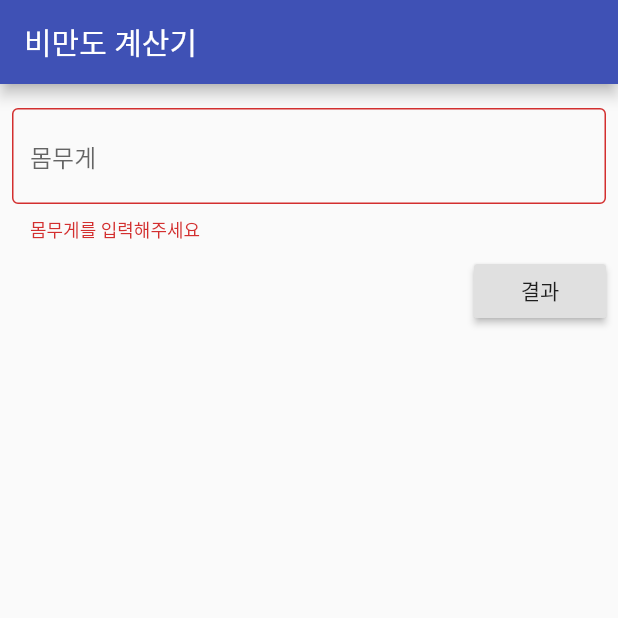
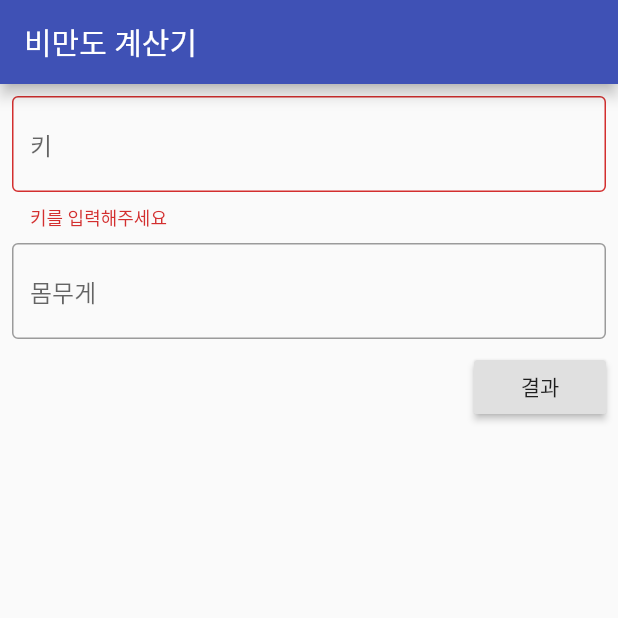
Before and after one commit to FlutterStudyKorea/bmi-calculator, a Flutter app: the screen it shows after launch, after a tap on "결과", on a phone screen of 412 x 824 dp, the top half of it. Run offline on Flutter 3.47's test engine with Material 2 defaults, Android fonts, the phone set to English and light mode, and no system bars.

Commit message:
formvalidationWidger 추가

```diff
--- /dev/null
+++ b/lib/form_validation_widget.dart
@@ -0,0 +1,37 @@
+import 'package:flutter/material.dart';
+import 'package:flutter/services.dart';
+
+class FormValidationWidget extends StatefulWidget {
+  final GlobalKey<FormState> formKey;
+  final TextEditingController heightController;
+  final String warningMsg;
+  final String hintMag;
+
+  FormValidationWidget({this.formKey, this.heightController, this.warningMsg, this.hintMag});
+
+  _FormValidationWidgetState createState() => _FormValidationWidgetState();
+}
+
+class _FormValidationWidgetState extends State<FormValidationWidget> {
+  @override
+  Widget build(BuildContext context) {
+    return Form(
+      key: widget.formKey,
+      child: TextFormField(
+        validator: (value) {
+          if (value.isEmpty) {
+            return widget.warningMsg;
+          }
+          return null;
+        },
+        controller: widget.heightController,
+        decoration: InputDecoration(
+            hintText: widget.hintMag, border: OutlineInputBorder()),
+        keyboardType: TextInputType.number,
+        inputFormatters: <TextInputFormatter>[
+          WhitelistingTextInputFormatter.digitsOnly
+        ],
+      ),
+    );
+  }
+}
--- a/lib/screen/input_screen.dart
+++ b/lib/screen/input_screen.dart
@@ -1,6 +1,6 @@
+import 'package:bmi_calculator/form_validation_widget.dart';
 import 'package:bmi_calculator/screen/result_screen.dart';
 import 'package:flutter/material.dart';
-import 'package:flutter/services.dart';
 
 class InputScreen extends StatefulWidget {
   final String title;
@@ -15,54 +15,26 @@ class _InputScreenState extends State<InputScreen> {
   final weightController = TextEditingController();
 
   final _formKey = GlobalKey<FormState>();
-
+  final _formKey2 = GlobalKey<FormState>();
   @override
   Widget build(BuildContext context) {
     return Container(
       padding: EdgeInsets.all(8.0),
       child: Column(
         children: <Widget>[
-          Form(
-            key: _formKey,
-            child: TextFormField(
-              validator: (value) {
-                if (value.isEmpty) {
-                  return '키를 입력해주세요';
-                }
-                return null;
-              },
-              controller: heightController,
-              decoration:
-                  InputDecoration(hintText: '키', border: OutlineInputBorder()),
-              keyboardType: TextInputType.number,
-              inputFormatters: <TextInputFormatter>[
-                WhitelistingTextInputFormatter.digitsOnly
-              ],
-            ),
-          ),
+          FormValidationWidget(
+              formKey: _formKey,
+              heightController: heightController,
+              warningMsg: '키를 입력해주세요',
+              hintMag: '키'),
           SizedBox(
             height: 8.0,
           ),
-          Form(
-            key: _formKey,
-            child: TextFormField(
-              validator: (value) {
-                if (value.isEmpty) {
-                  return '몸무게를 입력해주세요';
-                }
-                return null;
-              },
-              controller: weightController,
-              decoration: InputDecoration(
-                hintText: '몸무게',
-                border: OutlineInputBorder(),
-              ),
-              keyboardType: TextInputType.number,
-              inputFormatters: <TextInputFormatter>[
-                WhitelistingTextInputFormatter.digitsOnly
-              ],
-            ),
-          ),
+          FormValidationWidget(
+              formKey: _formKey2,
+              heightController: weightController,
+              warningMsg: '몸무게를 입력해주세요',
+              hintMag: '몸무게'),
           SizedBox(
             height: 8.0,
           ),
@@ -74,7 +46,7 @@ class _InputScreenState extends State<InputScreen> {
                   int height;
                   int weight;
 
-                  if (_formKey.currentState.validate()) {
+                  if (_formKey.currentState.validate() && _formKey2.currentState.validate()) {
                     height = int.parse(heightController.text);
                     weight = int.parse(weightController.text);
 
```
